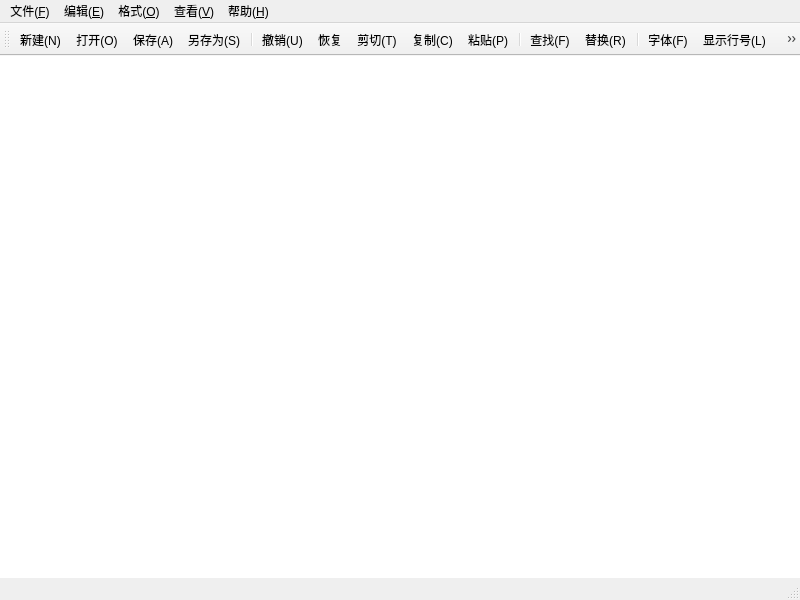
This is mainwindow.ui in luoluoluo-23/qt-course as Qt 5 draws it before an edit. The edited form follows.
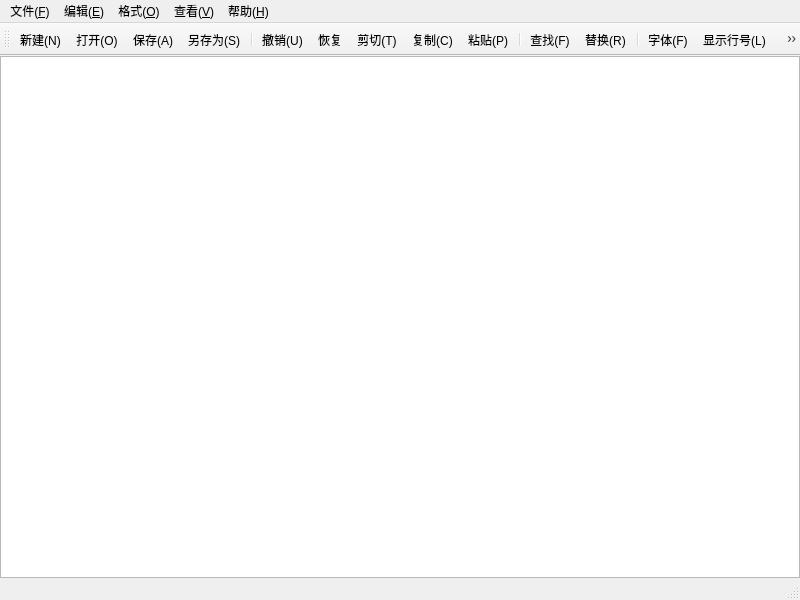
This is the edited form. Icons and pictures are not drawn. Custom widgets are drawn as their Qt base class.

Commit message: 给 centralwidget 加垂直布局，编辑区随窗口自适应，修复第一行被工具栏遮挡的问题

The edit to the form file:
```diff
--- a/mainwindow.ui
+++ b/mainwindow.ui
@@ -17,16 +17,26 @@
    <property name="layoutDirection">
     <enum>Qt::LeftToRight</enum>
    </property>
-   <widget class="CodeEditor" name="plainTextEdit">
-    <property name="geometry">
-     <rect>
-      <x>-7</x>
-      <y>-14</y>
-      <width>821</width>
-      <height>591</height>
-     </rect>
+   <layout class="QVBoxLayout" name="verticalLayout_central">
+    <property name="spacing">
+     <number>0</number>
     </property>
-   </widget>
+    <property name="leftMargin">
+     <number>0</number>
+    </property>
+    <property name="topMargin">
+     <number>0</number>
+    </property>
+    <property name="rightMargin">
+     <number>0</number>
+    </property>
+    <property name="bottomMargin">
+     <number>0</number>
+    </property>
+    <item>
+     <widget class="CodeEditor" name="plainTextEdit"/>
+    </item>
+   </layout>
   </widget>
   <widget class="QMenuBar" name="menubar">
    <property name="geometry">
```
